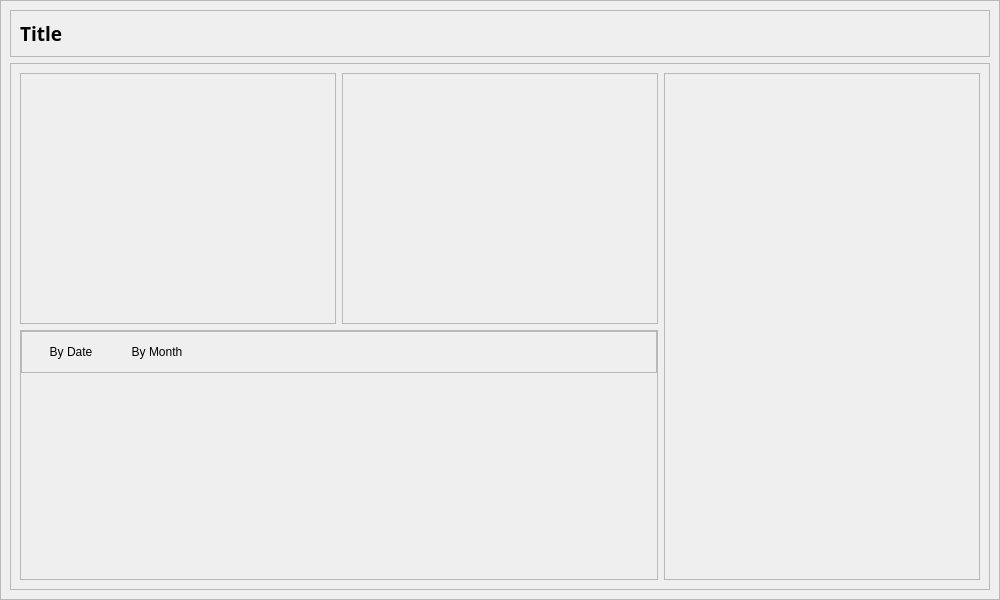
Above: UI/UI_file/Downtime_detail_report.ui from PMS202/CMMSApp before the change. Below: the same form after it.
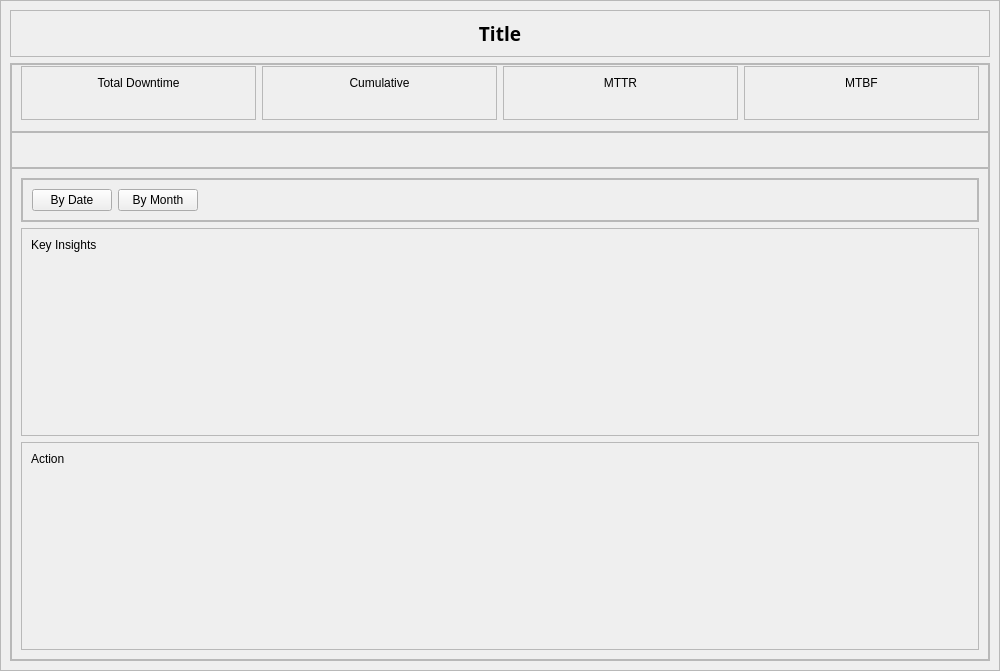
That is the form after the change.

Diff of the .ui file:
```diff
--- a/UI/UI_file/Downtime_detail_report.ui
+++ b/UI/UI_file/Downtime_detail_report.ui
@@ -7,7 +7,7 @@
     <x>0</x>
     <y>0</y>
     <width>1000</width>
-    <height>600</height>
+    <height>671</height>
    </rect>
   </property>
   <property name="windowTitle">
@@ -66,6 +66,9 @@
            <property name="text">
             <string>Title</string>
            </property>
+           <property name="alignment">
+            <set>Qt::AlignCenter</set>
+           </property>
           </widget>
          </item>
         </layout>
@@ -79,8 +82,94 @@
         <property name="frameShadow">
          <enum>QFrame::Raised</enum>
         </property>
-        <layout class="QGridLayout" name="gridLayout">
-         <item row="0" column="0">
+        <layout class="QVBoxLayout" name="verticalLayout_11">
+         <property name="spacing">
+          <number>0</number>
+         </property>
+         <property name="leftMargin">
+          <number>0</number>
+         </property>
+         <property name="topMargin">
+          <number>0</number>
+         </property>
+         <property name="rightMargin">
+          <number>0</number>
+         </property>
+         <property name="bottomMargin">
+          <number>0</number>
+         </property>
+         <item>
+          <widget class="QFrame" name="frame_4">
+           <property name="sizePolicy">
+            <sizepolicy hsizetype="Preferred" vsizetype="MinimumExpanding">
+             <horstretch>0</horstretch>
+             <verstretch>0</verstretch>
+            </sizepolicy>
+           </property>
+           <property name="maximumSize">
+            <size>
+             <width>16777215</width>
+             <height>150</height>
+            </size>
+           </property>
+           <property name="frameShape">
+            <enum>QFrame::StyledPanel</enum>
+           </property>
+           <property name="frameShadow">
+            <enum>QFrame::Raised</enum>
+           </property>
+           <layout class="QHBoxLayout" name="horizontalLayout_3">
+            <property name="leftMargin">
+             <number>9</number>
+            </property>
+            <property name="topMargin">
+             <number>1</number>
+            </property>
+            <property name="rightMargin">
+             <number>9</number>
+            </property>
+            <property name="bottomMargin">
+             <number>11</number>
+            </property>
+            <item>
+             <widget class="QFrame" name="Detail_total_downtime_frame">
+              <property name="frameShape">
+               <enum>QFrame::StyledPanel</enum>
+              </property>
+              <property name="frameShadow">
+               <enum>QFrame::Raised</enum>
+              </property>
+              <layout class="QVBoxLayout" name="verticalLayout_6">
+               <item>
+                <widget class="QLabel" name="label">
+                 <property name="maximumSize">
+                  <size>
+                   <width>16777215</width>
+                   <height>20</height>
+                  </size>
+                 </property>
+                 <property name="text">
+                  <string>Total Downtime</string>
+                 </property>
+                 <property name="alignment">
+                  <set>Qt::AlignCenter</set>
+                 </property>
+                </widget>
+               </item>
+               <item>
+                <widget class="QLabel" name="Detail_total_downtime_value">
+                 <property name="text">
+                  <string/>
+                 </property>
+                 <property name="alignment">
+                  <set>Qt::AlignCenter</set>
+                 </property>
+                </widget>
+               </item>
+              </layout>
+             </widget>
+            </item>
+            <item>
           <widget class="QFrame" name="Detail_percent_frame">
            <property name="frameShape">
             <enum>QFrame::StyledPanel</enum>
@@ -88,29 +177,228 @@
            <property name="frameShadow">
             <enum>QFrame::Raised</enum>
            </property>
-           <layout class="QVBoxLayout" name="verticalLayout_4">
+              <layout class="QVBoxLayout" name="verticalLayout_7">
+               <item>
+                <widget class="QLabel" name="label_3">
+                 <property name="maximumSize">
+                  <size>
+                   <width>16777215</width>
+                   <height>20</height>
+                  </size>
+                 </property>
+                 <property name="text">
+                  <string>Cumulative</string>
+                 </property>
+                 <property name="alignment">
+                  <set>Qt::AlignCenter</set>
+                 </property>
+                </widget>
+               </item>
             <item>
              <widget class="QWidget" name="Detail_percent_chart" native="true"/>
             </item>
            </layout>
           </widget>
          </item>
-         <item row="0" column="1">
-          <widget class="QFrame" name="Detail_byshift_frame">
+            <item>
+             <widget class="QFrame" name="Detail_card3_frame">
            <property name="frameShape">
             <enum>QFrame::StyledPanel</enum>
+              </property>
+              <property name="frameShadow">
+               <enum>QFrame::Raised</enum>
+              </property>
+              <layout class="QGridLayout" name="gridLayout">
+               <item row="1" column="0">
+                <widget class="QLabel" name="Detail_card3_value">
+                 <property name="frameShape">
+                  <enum>QFrame::NoFrame</enum>
+                 </property>
+                 <property name="text">
+                  <string/>
+                 </property>
+                 <property name="alignment">
+                  <set>Qt::AlignCenter</set>
+                 </property>
+                </widget>
+               </item>
+               <item row="1" column="1">
+                <widget class="QWidget" name="KPI_MTTR_chart" native="true"/>
+               </item>
+               <item row="0" column="0" colspan="2">
+                <widget class="QLabel" name="Detail_card3_label">
+                 <property name="maximumSize">
+                  <size>
+                   <width>16777215</width>
+                   <height>20</height>
+                  </size>
+                 </property>
+                 <property name="text">
+                  <string>MTTR</string>
+                 </property>
+                 <property name="alignment">
+                  <set>Qt::AlignCenter</set>
+                 </property>
+                </widget>
+               </item>
+              </layout>
+             </widget>
+            </item>
+            <item>
+             <widget class="QFrame" name="Detail_card4_frame">
+              <property name="frameShape">
+               <enum>QFrame::StyledPanel</enum>
+              </property>
+              <property name="frameShadow">
+               <enum>QFrame::Raised</enum>
+              </property>
+              <layout class="QGridLayout" name="gridLayout_2">
+               <item row="1" column="0">
+                <widget class="QLabel" name="Detail_card4_value">
+                 <property name="frameShape">
+                  <enum>QFrame::NoFrame</enum>
+                 </property>
+                 <property name="text">
+                  <string/>
+                 </property>
+                 <property name="alignment">
+                  <set>Qt::AlignCenter</set>
+                 </property>
+                </widget>
+               </item>
+               <item row="1" column="1">
+                <widget class="QWidget" name="KPI_MTBF_chart" native="true"/>
+               </item>
+               <item row="0" column="0" colspan="2">
+                <widget class="QLabel" name="Detail_card4_label">
+                 <property name="maximumSize">
+                  <size>
+                   <width>16777215</width>
+                   <height>20</height>
+                  </size>
+                 </property>
+                 <property name="text">
+                  <string>MTBF</string>
+                 </property>
+                 <property name="alignment">
+                  <set>Qt::AlignCenter</set>
+                 </property>
+                </widget>
+               </item>
+              </layout>
+             </widget>
+            </item>
+           </layout>
+          </widget>
+         </item>
+         <item>
+          <widget class="QFrame" name="frame_5">
+           <property name="frameShape">
+            <enum>QFrame::StyledPanel</enum>
+           </property>
+           <property name="frameShadow">
+            <enum>QFrame::Raised</enum>
+           </property>
+           <layout class="QHBoxLayout" name="horizontalLayout_5">
+            <property name="topMargin">
+             <number>1</number>
+            </property>
+            <property name="bottomMargin">
+             <number>1</number>
+            </property>
+            <item>
+             <widget class="QFrame" name="Detail_left_frame">
+              <property name="maximumSize">
+               <size>
+                <width>16777215</width>
+                <height>200</height>
+               </size>
+              </property>
+              <property name="frameShape">
+               <enum>QFrame::NoFrame</enum>
+              </property>
+              <property name="frameShadow">
+               <enum>QFrame::Raised</enum>
+              </property>
+              <layout class="QVBoxLayout" name="verticalLayout_4">
+               <property name="spacing">
+                <number>0</number>
+               </property>
+               <item>
+                <widget class="QLabel" name="Detail_left_label">
+                 <property name="maximumSize">
+                  <size>
+                   <width>16777215</width>
+                   <height>20</height>
+                  </size>
+                 </property>
+                 <property name="text">
+                  <string/>
+                 </property>
+                </widget>
+               </item>
+               <item>
+                <widget class="QWidget" name="Detail_left_chart" native="true"/>
+               </item>
+              </layout>
+             </widget>
+            </item>
+            <item>
+             <widget class="QFrame" name="Detail_right_frame">
+              <property name="maximumSize">
+               <size>
+                <width>16777215</width>
+                <height>200</height>
+               </size>
+              </property>
+              <property name="frameShape">
+               <enum>QFrame::NoFrame</enum>
            </property>
            <property name="frameShadow">
             <enum>QFrame::Raised</enum>
            </property>
            <layout class="QVBoxLayout" name="verticalLayout_5">
+               <property name="spacing">
+                <number>0</number>
+               </property>
             <item>
-             <widget class="QWidget" name="Detail_byshift_chart" native="true"/>
-            </item>
+                <widget class="QLabel" name="Detail_right_label">
+                 <property name="maximumSize">
+                  <size>
+                   <width>16777215</width>
+                   <height>20</height>
+                  </size>
+                 </property>
+                 <property name="text">
+                  <string/>
+                 </property>
+                </widget>
+               </item>
+               <item>
+                <widget class="QWidget" name="Detail_right_chart" native="true"/>
+               </item>
            </layout>
           </widget>
          </item>
-         <item row="1" column="0" colspan="2">
+           </layout>
+          </widget>
+         </item>
+         <item>
+          <widget class="QFrame" name="frame_10">
+           <property name="frameShape">
+            <enum>QFrame::StyledPanel</enum>
+           </property>
+           <property name="frameShadow">
+            <enum>QFrame::Raised</enum>
+           </property>
+           <layout class="QVBoxLayout" name="verticalLayout_8">
+            <property name="leftMargin">
+             <number>9</number>
+            </property>
+            <property name="rightMargin">
+             <number>9</number>
+            </property>
+            <item>
           <widget class="QFrame" name="Detail_bytime_frame">
            <property name="frameShape">
             <enum>QFrame::StyledPanel</enum>
@@ -151,21 +439,27 @@
               <layout class="QHBoxLayout" name="horizontalLayout_2">
                <item>
                 <widget class="QPushButton" name="ByDate_btn">
+                    <property name="focusPolicy">
+                     <enum>Qt::NoFocus</enum>
+                    </property>
                  <property name="text">
                   <string>By Date</string>
                  </property>
                  <property name="flat">
-                  <bool>true</bool>
+                     <bool>false</bool>
                  </property>
                 </widget>
                </item>
                <item>
                 <widget class="QPushButton" name="ByMonth_btn">
+                    <property name="focusPolicy">
+                     <enum>Qt::NoFocus</enum>
+                    </property>
                  <property name="text">
                   <string>By Month</string>
                  </property>
                  <property name="flat">
-                  <bool>true</bool>
+                     <bool>false</bool>
                  </property>
                 </widget>
                </item>
@@ -201,17 +495,78 @@
            </layout>
           </widget>
          </item>
-         <item row="0" column="2" rowspan="2">
-          <widget class="QFrame" name="Detail_topN_frame">
+            <item>
+             <widget class="QFrame" name="Detail_keyinsights_frame">
            <property name="frameShape">
             <enum>QFrame::StyledPanel</enum>
            </property>
            <property name="frameShadow">
             <enum>QFrame::Raised</enum>
            </property>
-           <layout class="QVBoxLayout" name="verticalLayout_6">
+              <layout class="QVBoxLayout" name="verticalLayout_10">
             <item>
-             <widget class="QWidget" name="Detail_topN_chart" native="true"/>
+                <widget class="QLabel" name="label_2">
+                 <property name="text">
+                  <string>Key Insights</string>
+                 </property>
+                </widget>
+               </item>
+               <item>
+                <widget class="QTextEdit" name="keyinsights_text">
+                 <property name="sizePolicy">
+                  <sizepolicy hsizetype="Expanding" vsizetype="Maximum">
+                   <horstretch>0</horstretch>
+                   <verstretch>0</verstretch>
+                  </sizepolicy>
+                 </property>
+                 <property name="styleSheet">
+                  <string notr="true">background: transparent;</string>
+                 </property>
+                 <property name="frameShape">
+                  <enum>QFrame::NoFrame</enum>
+                 </property>
+                </widget>
+               </item>
+              </layout>
+             </widget>
+            </item>
+            <item>
+             <widget class="QFrame" name="Detail_action_frame">
+              <property name="frameShape">
+               <enum>QFrame::StyledPanel</enum>
+              </property>
+              <property name="frameShadow">
+               <enum>QFrame::Raised</enum>
+              </property>
+              <layout class="QVBoxLayout" name="verticalLayout_9">
+               <item>
+                <widget class="QLabel" name="label_5">
+                 <property name="sizePolicy">
+                  <sizepolicy hsizetype="Preferred" vsizetype="Maximum">
+                   <horstretch>0</horstretch>
+                   <verstretch>0</verstretch>
+                  </sizepolicy>
+                 </property>
+                 <property name="text">
+                  <string>Action</string>
+                 </property>
+                </widget>
+               </item>
+               <item>
+                <widget class="QPlainTextEdit" name="action_text">
+                 <property name="styleSheet">
+                  <string notr="true">background-color: transparent;</string>
+                 </property>
+                 <property name="frameShape">
+                  <enum>QFrame::NoFrame</enum>
+                 </property>
+                 <property name="frameShadow">
+                  <enum>QFrame::Raised</enum>
+                 </property>
+                </widget>
+               </item>
+              </layout>
+             </widget>
             </item>
            </layout>
           </widget>
```
Lines whose indentation alone changed are shown as unchanged.
